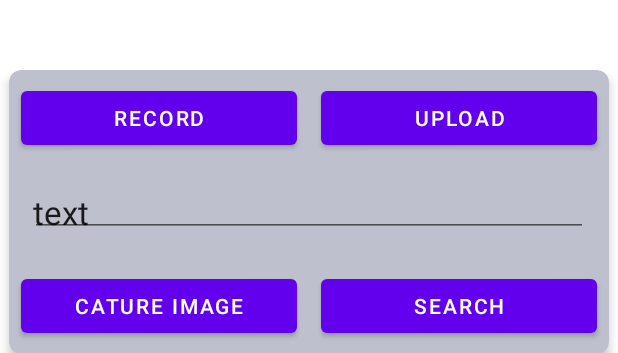
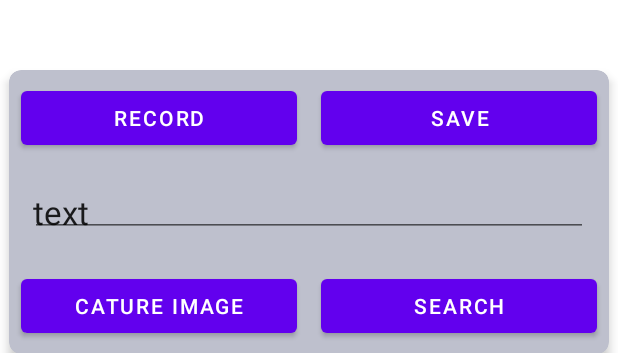
Before and after one commit to Muhammad-Raees-Ahmed/OCR-Android-App, an Android app: the layout activity_main.xml on its own in the app's theme, with its tools: preview values and no code run, on a phone screen of 412 x 824 dp. Shown: the part 756-1109 px from the top of the screen. Run offline under Robolectric (Android 15) with nearby library versions, the phone set to English and light mode, and no system bars.

Commit message:
all bugs fixed

```diff
--- a/app/src/main/java/com/example/ocrapplication/Model/FirebaseModel.java
+++ b/app/src/main/java/com/example/ocrapplication/Model/FirebaseModel.java
@@ -71,7 +71,9 @@ public class FirebaseModel {
                         if (task.isSuccessful()){
                             for (QueryDocumentSnapshot document : task.getResult()) {
                                 Log.d(TAG, document.getId() + " => " + document.getData());
-                                if (document.get("name").equals(name)){
+                                String name1= (String) document.get("name");
+                                name.toLowerCase();
+                                if (name1.startsWith(name)){
                                     videoUrl=(document.getString("videourl"));
 
                                 }
--- a/app/src/main/res/layout/activity_main.xml
+++ b/app/src/main/res/layout/activity_main.xml
@@ -92,8 +92,7 @@
                         android:layout_height="wrap_content"
                         android:layout_margin="8dp"
                         android:layout_weight="1"
-
-                        android:text="upload" />
+                        android:text="Save" />
                 </LinearLayout>
 
                 <EditText
```
Also changed, not shown: app/src/main/java/com/example/ocrapplication/MainActivity.java (+7 -3 lines).
